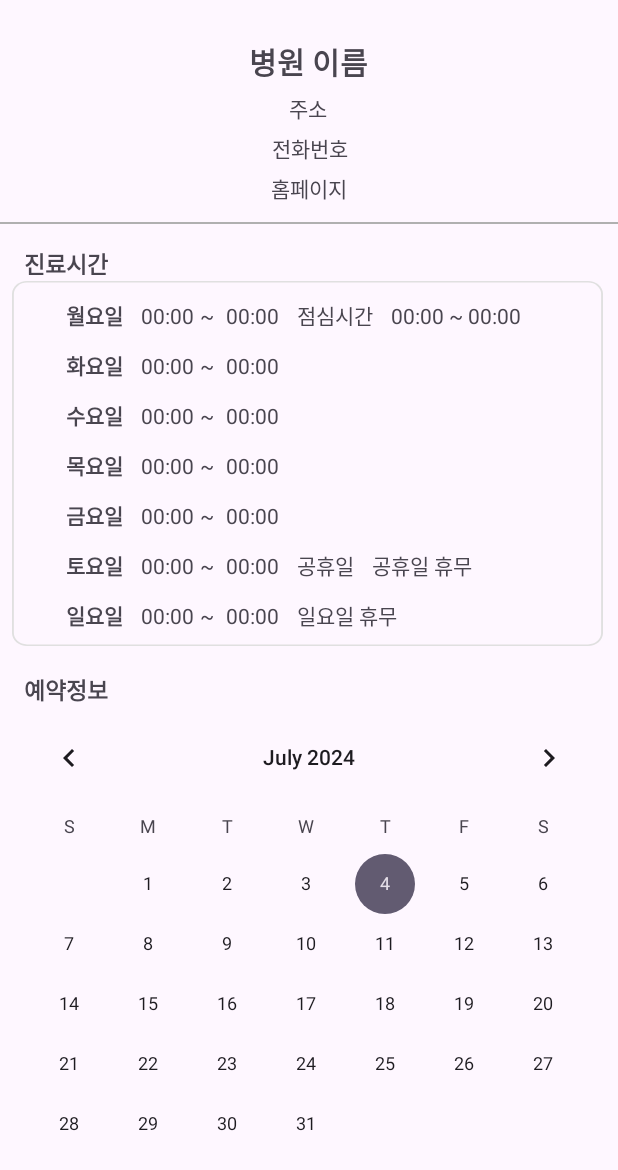
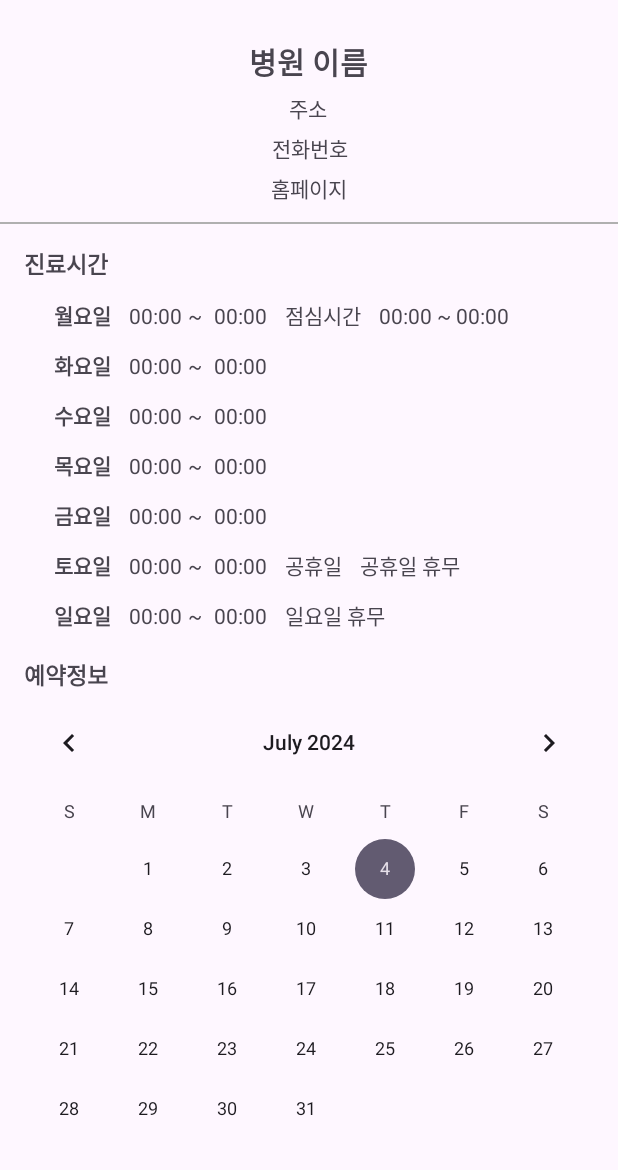
Before and after one commit to Apple12345123/mentalCare-App, an Android app: the ReservationActivity screen opened directly, with no data from a screen before it, on a phone screen of 412 x 824 dp. Shown: the top 1170 px of the screen. Run offline under Robolectric (Android 15) with nearby library versions, the phone set to English and light mode, and no system bars; 2 statements that could not run were skipped.

Commit message:
멘탈케어 앱

```diff
--- a/app/src/main/res/layout/activity_reservation.xml
+++ b/app/src/main/res/layout/activity_reservation.xml
@@ -42,6 +42,9 @@
                 android:layout_height="wrap_content"
                 android:layout_marginTop="5dp"
                 android:text="주소"
+                android:paddingLeft="20sp"
+                android:paddingRight="20sp"
+                android:gravity="center"
                 app:layout_constraintEnd_toEndOf="parent"
                 app:layout_constraintHorizontal_bias="0.498"
                 app:layout_constraintStart_toStartOf="parent"
@@ -96,10 +99,7 @@
                 android:orientation="vertical"
                 app:layout_constraintStart_toStartOf="parent"
                 app:layout_constraintTop_toBottomOf="@+id/textView"
-                android:background="@drawable/newbox"
-                android:paddingBottom="10dp"
-                android:layout_marginLeft="8dp"
-                android:layout_marginRight="10dp">
+                >
 
                 <LinearLayout
                     android:layout_width="match_parent"
```
